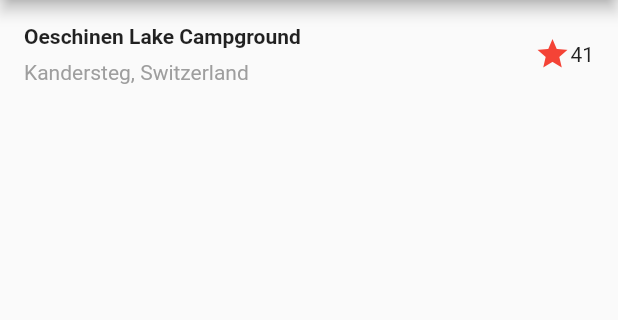
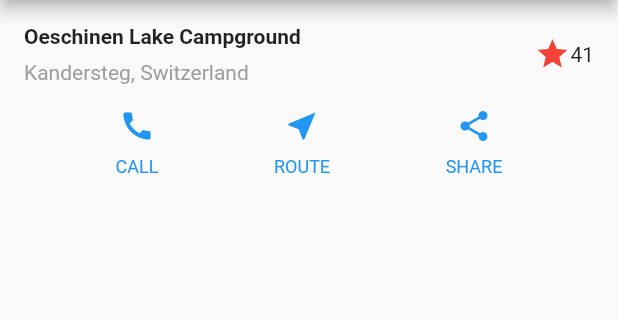
Before and after one commit to aungzinphyo94/FlutterLayout, a Flutter app: the screen it shows after launch, on a phone screen of 412 x 824 dp, the part 84-404 px from its top. Run offline on Flutter 3.47's test engine with Material 2 defaults, Android fonts, the phone set to English and light mode, and no system bars.

Commit message:
Add button section

```diff
--- a/lib/main.dart
+++ b/lib/main.dart
@@ -10,7 +10,7 @@ class MyApp extends StatelessWidget {
     Widget titleSection = Container(
       padding: const EdgeInsets.all(16),
       child: Row(
-        children:[
+        children: [
           Expanded(
             child: Column(
               crossAxisAlignment: CrossAxisAlignment.start,
@@ -19,16 +19,12 @@ class MyApp extends StatelessWidget {
                   padding: const EdgeInsets.only(bottom: 8),
                   child: Text(
                     'Oeschinen Lake Campground',
-                    style: TextStyle(
-                      fontWeight: FontWeight.bold
-                    ),
+                    style: TextStyle(fontWeight: FontWeight.bold),
                   ),
                 ),
                 Text(
                   'Kandersteg, Switzerland',
-                  style: TextStyle(
-                    color: Colors.grey[500]
-                  ),
+                  style: TextStyle(color: Colors.grey[500]),
                 )
               ],
             ),
@@ -43,6 +39,23 @@ class MyApp extends StatelessWidget {
     );
     //#enddoregion titleSection
 
+    //#docregion buttonSection
+
+    Color color = Theme.of(context).primaryColor;
+
+    Widget buttonSection = Container(
+      child: Row(
+        mainAxisAlignment: MainAxisAlignment.spaceEvenly,
+        children: <Widget>[
+          _buildButtonColumn(color, Icons.call, 'CALL'),
+          _buildButtonColumn(color, Icons.near_me, 'ROUTE'),
+          _buildButtonColumn(color, Icons.share, 'SHARE')
+        ],
+      ),
+    );
+
+    //#enddoregion buttonSection
+
     return MaterialApp(
       title: 'Flutter layout',
       home: Scaffold(
@@ -51,11 +64,32 @@ class MyApp extends StatelessWidget {
         ),
         body: Column(
           children: <Widget>[
-            titleSection
+            titleSection,
+            buttonSection
           ],
         ),
       ),
+    );
+  }
 
+  Column _buildButtonColumn(Color color, IconData icon, String label) {
+    return Column(
+      mainAxisSize: MainAxisSize.min,
+      mainAxisAlignment: MainAxisAlignment.center,
+      children: <Widget>[
+        Icon(icon, color: color),
+        Container(
+          margin: const EdgeInsets.only(top: 8),
+          child: Text(
+            label,
+            style: TextStyle(
+              fontSize: 12,
+              fontWeight: FontWeight.w400,
+              color: color,
+            ),
+          ),
+        )
+      ],
     );
   }
 }
```
